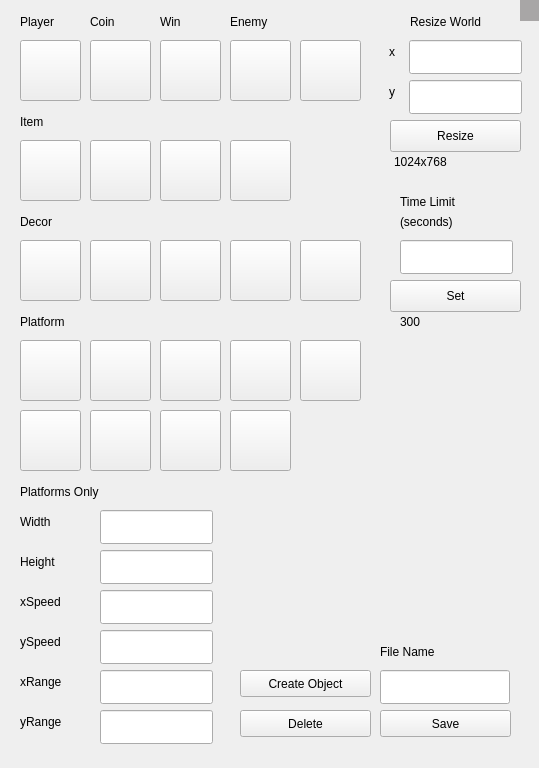
The window that mapmaker.ui (bstee615/project) describes before a commit, drawn with Qt 5.
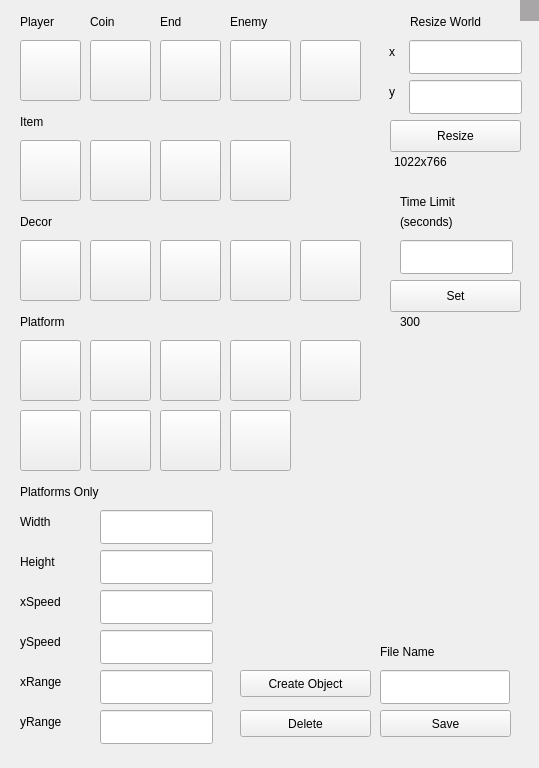
The same window after the commit. Icons and pictures are not drawn.

```diff
--- a/mapmaker.ui
+++ b/mapmaker.ui
@@ -507,7 +507,7 @@
     </rect>
    </property>
    <property name="text">
-    <string>Win</string>
+    <string>End</string>
    </property>
   </widget>
   <widget class="QLabel" name="label_7">
@@ -811,7 +811,7 @@
     </rect>
    </property>
    <property name="text">
-    <string>1024x768</string>
+    <string>1022x766</string>
    </property>
   </widget>
   <widget class="QLabel" name="label_21">
```
